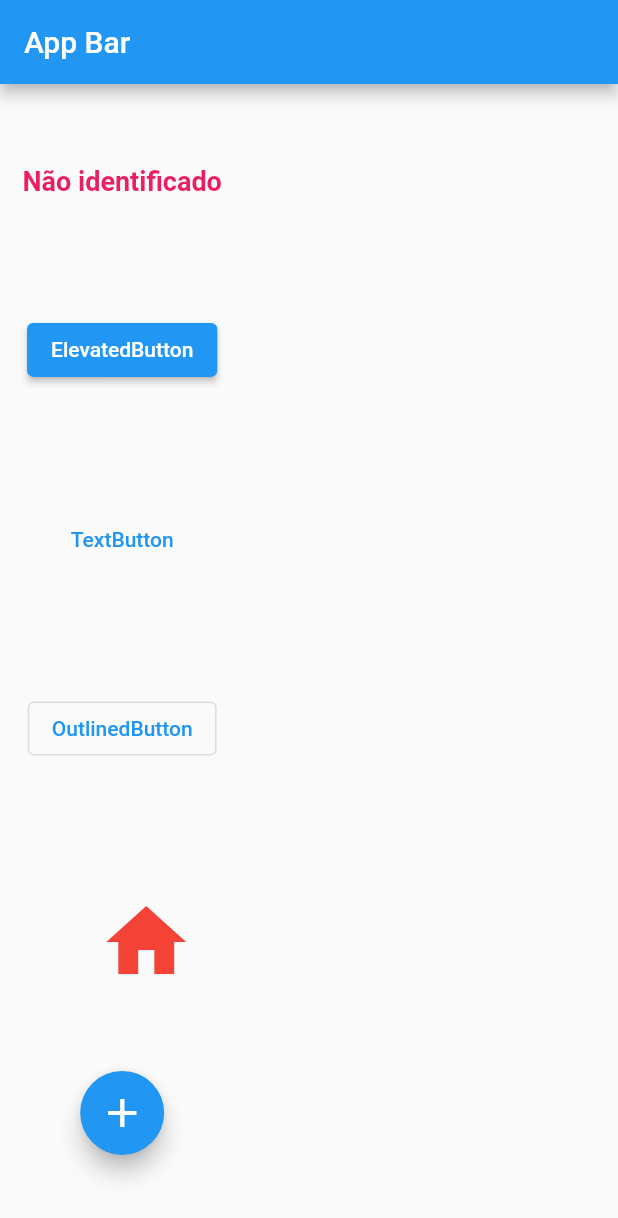
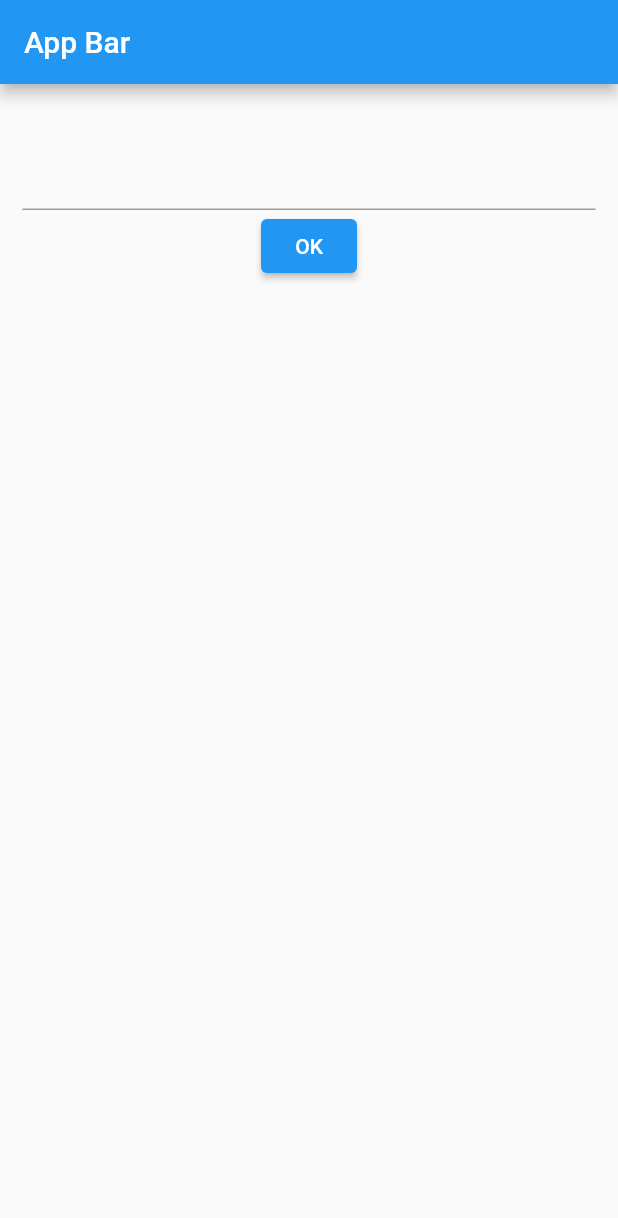
Before and after one commit to clavison/aula-flutter, a Flutter app: the screen it shows after launch, on a phone screen of 412 x 824 dp. Shown: the top 1218 px of the screen. Run offline on Flutter 3.47's test engine with Material 2 defaults, Android fonts, the light colour scheme and no system bars.

Commit message:
TextField

```diff
--- a/lib/main.dart
+++ b/lib/main.dart
@@ -12,14 +12,14 @@ class MyApp extends StatefulWidget {
 }
 
 class _MyAppState extends State<MyApp> {
+  String txtDigitado = '';
+  TextEditingController txtController = TextEditingController();
 
-  String tipoBtn = 'Não identificado';
-
-    void cliqueBotao(String texto) {
-      setState(() {
-        tipoBtn = texto;
-      });
-    }
+  void cliqueBotao() {
+    setState(() {
+      txtDigitado = txtController.text.toUpperCase();
+    });
+  }
 
   @override
   Widget build(BuildContext context) {
@@ -31,14 +31,11 @@ class _MyAppState extends State<MyApp> {
             padding: const EdgeInsets.all(15),
             child: Column(
               crossAxisAlignment: CrossAxisAlignment.center,
-              mainAxisAlignment: MainAxisAlignment.spaceAround,
+              mainAxisAlignment: MainAxisAlignment.start,
               children: [
-                Text(tipoBtn, style: const TextStyle(fontSize: 18, fontWeight: FontWeight.bold, color: Colors.pink)),
-                ElevatedButton(onPressed: () => cliqueBotao('ElevatedButton'), child: const Text('ElevatedButton')),
-                TextButton(onPressed: () => cliqueBotao('TextButton'), child: const Text('TextButton')),
-                OutlinedButton(onPressed: () => cliqueBotao('OutlinedButton'), child: const Text('OutlinedButton')),
-                IconButton(onPressed: () => cliqueBotao('IconButton'), icon: const Icon(Icons.home, color: Colors.red, size: 64)),
-                FloatingActionButton(onPressed: () => cliqueBotao('FloatingActionButton'), child: const Icon(Icons.add, color: Colors.white, size: 32)),
+                Text(txtDigitado, style: const TextStyle(fontSize: 18, fontWeight: FontWeight.bold, color: Colors.pink)),
+                TextField(controller: txtController, keyboardType: TextInputType.number),
+                ElevatedButton(onPressed: cliqueBotao, child: const Text('OK')),
               ],
             ),
           )),
```
